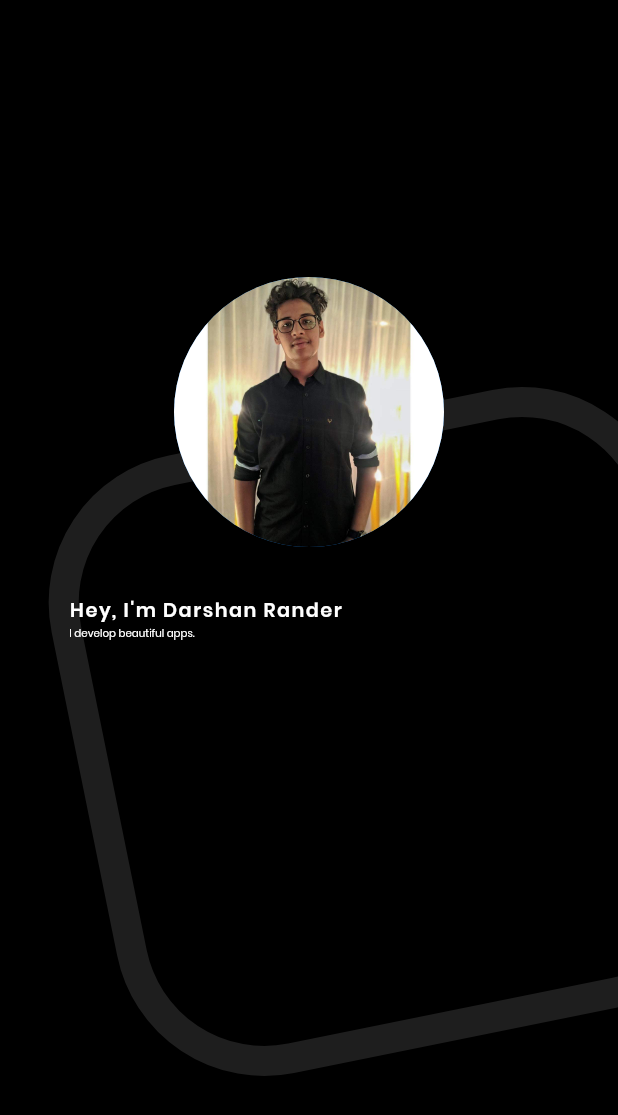
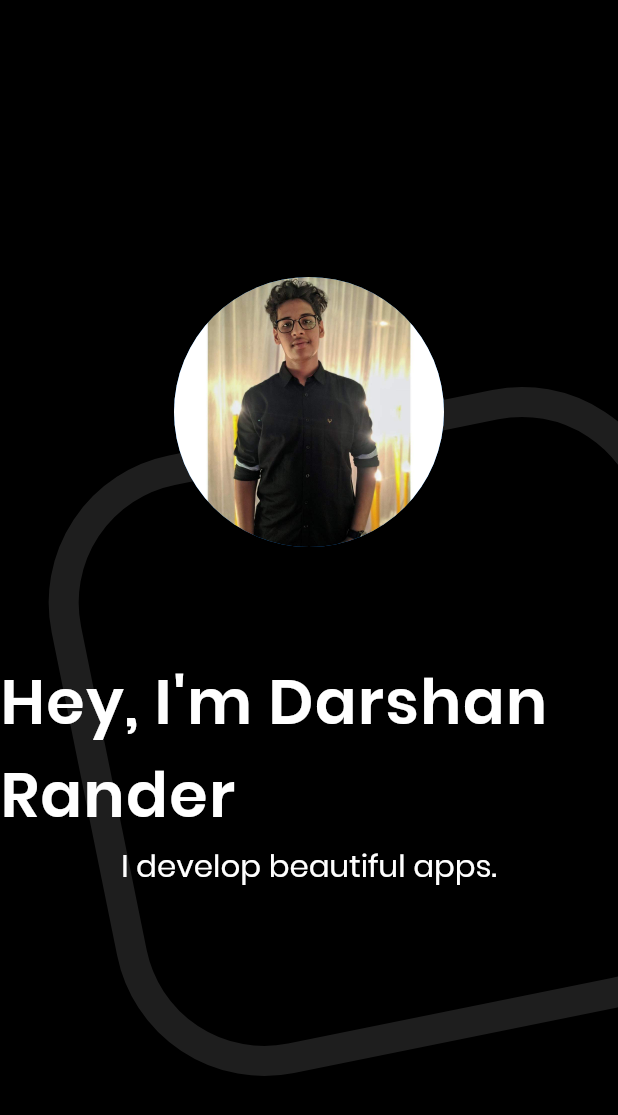
Before and after one commit to SirusCodes/portfolio-flutter, a Flutter app: the screen it shows after launch, on a phone screen of 412 x 824 dp. Shown: the top 1115 px of the screen. Run offline on Flutter 3.47's test engine with Material 2 defaults, Android fonts, the light colour scheme and no system bars; our stand-ins replace device_preview, flare_flutter, get_it, responsive_builder, scroll_snap_list, simple_animations; missing offline and left inert: universal_html; network calls fail.

Commit message:
made landing page for mobile

```diff
--- a/lib/screens/content.dart
+++ b/lib/screens/content.dart
@@ -1,9 +1,9 @@
 import 'package:Portfolio/get_it/animation_get_it.dart';
 import 'package:Portfolio/locator.dart';
+import 'package:Portfolio/screens/content/landing/landing.dart';
 import 'package:Portfolio/screens/content/projects.dart';
 import '../animations/fade_dropper.dart';
 import './content/about.dart';
-import './content/landing.dart';
 import 'package:flutter/material.dart';
 
 class Content extends StatefulWidget {
@@ -23,22 +23,12 @@ class _ContentState extends State<Content> {
 
   @override
   Widget build(BuildContext context) {
-    final _size = MediaQuery.of(context).size;
     return Stack(
       children: <Widget>[
+        //! TODO: Change to change screen
         FadeDropper(key: _animation.getDropperKeys[2], child: Projects()),
         FadeDropper(key: _animation.getDropperKeys[1], child: About()),
-        Row(
-          mainAxisAlignment: MainAxisAlignment.center,
-          children: <Widget>[
-            FadeDropper(
-                key: _animation.getDropperKeys[0],
-                child: Landing()), //! TODO: change this
-            SizedBox(
-              width: _size.width / 3,
-            )
-          ],
-        ),
+        FadeDropper(key: _animation.getDropperKeys[0], child: Landing()),
       ],
     );
   }
--- /dev/null
+++ b/lib/screens/content/landing/landing.dart
@@ -0,0 +1,26 @@
+import 'package:flutter/material.dart';
+import 'package:responsive_builder/responsive_builder.dart';
+
+import 'landing_desktop.dart';
+import 'landing_mobile.dart';
+
+class Landing extends StatelessWidget {
+  const Landing({Key key}) : super(key: key);
+
+  @override
+  Widget build(BuildContext context) {
+    final _size = MediaQuery.of(context).size;
+    return ScreenTypeLayout(
+      desktop: Row(
+        mainAxisAlignment: MainAxisAlignment.center,
+        children: <Widget>[
+          LandingDesktop(),
+          SizedBox(
+            width: _size.width / 3,
+          )
+        ],
+      ),
+      mobile: LandingMobile(),
+    );
+  }
+}
--- a/lib/screens/content/landing.dart
+++ b/lib/screens/content/landing/landing_desktop.dart
@@ -1,7 +1,7 @@
 import 'package:flutter/material.dart';
 
-class Landing extends StatelessWidget {
-  const Landing({Key key}) : super(key: key);
+class LandingDesktop extends StatelessWidget {
+  const LandingDesktop({Key key}) : super(key: key);
 
   @override
   Widget build(BuildContext context) {
--- /dev/null
+++ b/lib/screens/content/landing/landing_mobile.dart
@@ -0,0 +1,33 @@
+import 'package:flutter/material.dart';
+
+class LandingMobile extends StatelessWidget {
+  const LandingMobile({Key key}) : super(key: key);
+
+  @override
+  Widget build(BuildContext context) {
+    final _size = MediaQuery.of(context).size;
+    return Center(
+      child: Column(
+        mainAxisAlignment: MainAxisAlignment.center,
+        crossAxisAlignment: CrossAxisAlignment.center,
+        children: <Widget>[
+          SizedBox(height: _size.height / 4),
+          Text(
+            "Hey, I'm Darshan Rander",
+            style: Theme.of(context)
+                .textTheme
+                .headline2
+                .copyWith(fontSize: _size.height / 20),
+          ),
+          Text(
+            "I develop beautiful apps.",
+            style: Theme.of(context)
+                .textTheme
+                .bodyText1
+                .copyWith(fontSize: _size.height / 40),
+          ),
+        ],
+      ),
+    );
+  }
+}
```
